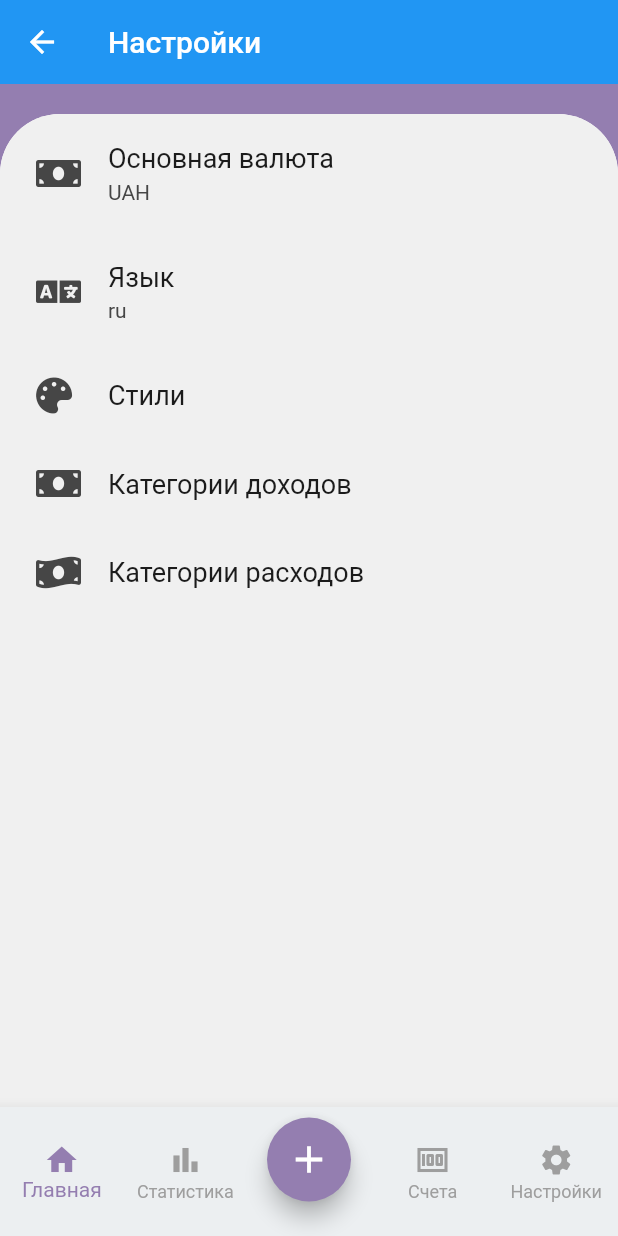
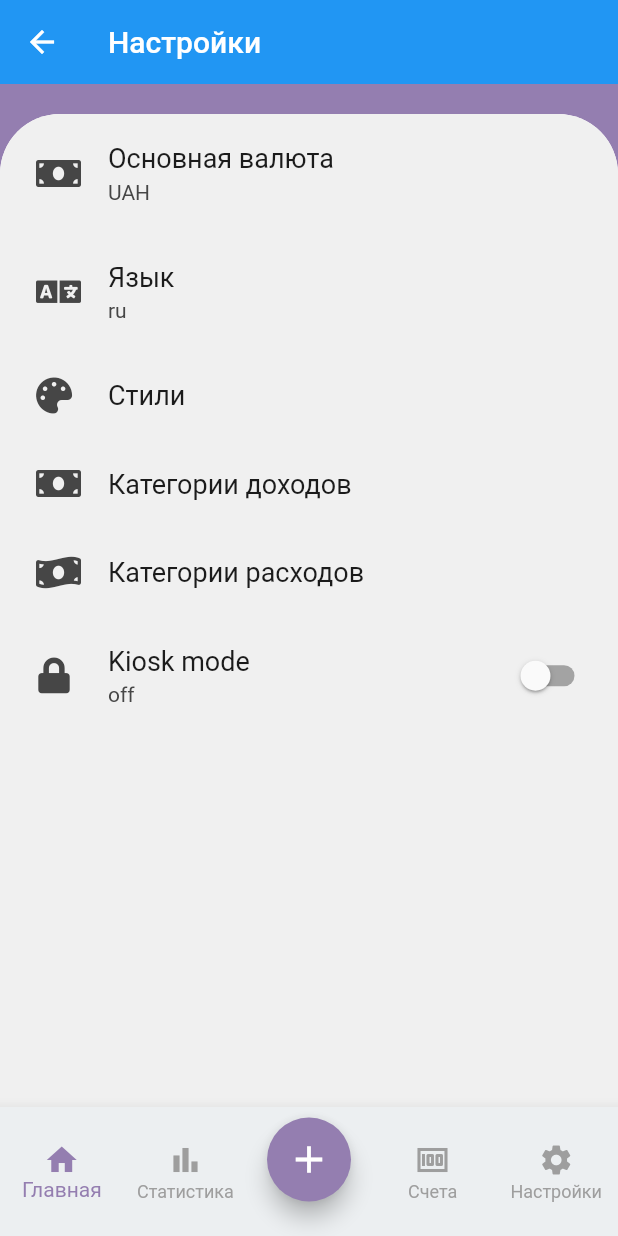
Before and after one commit to andreyvmokryj/internship-amplify-storage, a Flutter app: the SettingsPage screen opened by its route, on a phone screen of 412 x 824 dp. Run offline on Flutter 3.47's test engine with Material 2 defaults, Android fonts, the phone set to English and light mode, and no system bars; drawn by our look-alikes of settings_ui; our stand-ins replace auto_size_text, bloc, charts_flutter, contacts_service, csv, equatable and 18 more; missing offline and left inert: amplify_api, amplify_auth_cognito, amplify_authenticator, amplify_core, amplify_flutter, currency_picker and 3 more; accounts and stored records are empty.

Commit message:
feature: settings – add kiosk mode

```diff
--- a/lib/ui/settings_components/settings_list.dart
+++ b/lib/ui/settings_components/settings_list.dart
@@ -1,6 +1,10 @@
+import 'dart:io';
+
 import 'package:flutter/material.dart';
 import 'package:flutter_bloc/flutter_bloc.dart';
+import 'package:kiosk_mode/kiosk_mode.dart';
 import 'package:radency_internship_project_2/blocs/settings/settings_bloc.dart';
+import 'package:radency_internship_project_2/utils/kiosk.dart';
 import 'package:radency_internship_project_2/utils/routes.dart';
 import 'package:flutter_icons/flutter_icons.dart';
 import 'package:radency_internship_project_2/generated/l10n.dart';
@@ -9,6 +13,12 @@ import 'package:settings_ui/settings_ui.dart';
 class AppSettingsList extends StatelessWidget {
   Widget build(BuildContext context) {
     return BlocBuilder<SettingsBloc, SettingsState>(builder: (BuildContext context, state) {
+      final Stream<KioskMode> _currentMode = watchKioskMode();
+      return StreamBuilder<Object>(
+        stream: _currentMode,
+        builder: (context, snapshot) {
+          final mode = snapshot.data;
+
           return Container(
               child: SettingsList(
             sections: [
@@ -51,10 +61,29 @@ class AppSettingsList extends StatelessWidget {
                       Navigator.pushNamed(context, Routes.expensesCategoriesPage);
                     },
                   ),
+                  SettingsTile(
+                    // title: Text(S.current.expensesCategoryTitle),
+                    title: Text("Kiosk mode"),
+                    description: Text(mode == KioskMode.enabled ? "on" : "off"),
+                    leading: Icon(FontAwesome5Solid.lock),
+                    trailing: Switch(
+                      value: mode == KioskMode.enabled,
+                      onChanged: (val){
+                        if (val && mode == KioskMode.disabled) {
+                          startKioskMode().then((value) => handleStart(context, value));
+                        }
+                        if (!val && mode == KioskMode.enabled) {
+                          stopKioskMode().then((value) => handleStop(context, value));
+                        }
+                      },
+                    ),
+                  ),
                 ],
               ),
             ],
           ));
+        }
+      );
     });
   }
 }
--- /dev/null
+++ b/lib/utils/kiosk.dart
@@ -0,0 +1,24 @@
+import 'dart:io';
+
+import 'package:flutter/material.dart';
+import 'package:radency_internship_project_2/utils/ui_utils.dart';
+
+void handleStart(BuildContext context, bool didStart) {
+  if (!didStart && Platform.isIOS) {
+    showSnackBarMessage(
+      context,
+      'Single App mode is supported only for devices that are supervised'
+          ' using Mobile Device Management (MDM) and the app itself must'
+          ' be enabled for this mode by MDM.',
+    );
+  }
+}
+
+void handleStop(BuildContext context, bool? didStop) {
+  if (didStop == false) {
+    showSnackBarMessage(
+      context,
+      'Kiosk mode could not be stopped or was not active to begin with.',
+    );
+  }
+}
--- a/pubspec.yaml
+++ b/pubspec.yaml
@@ -63,6 +63,7 @@ dependencies:
   collection: 1.16.0
   pinput: 2.2.16
   hooks_riverpod: 2.1.1
+  kiosk_mode: 0.2.2
 
   # Amplify
   amplify_flutter: ^1.0.0-next.1+1
```
Also changed, not shown: pubspec.lock. Lines whose indentation alone changed are shown as unchanged.
